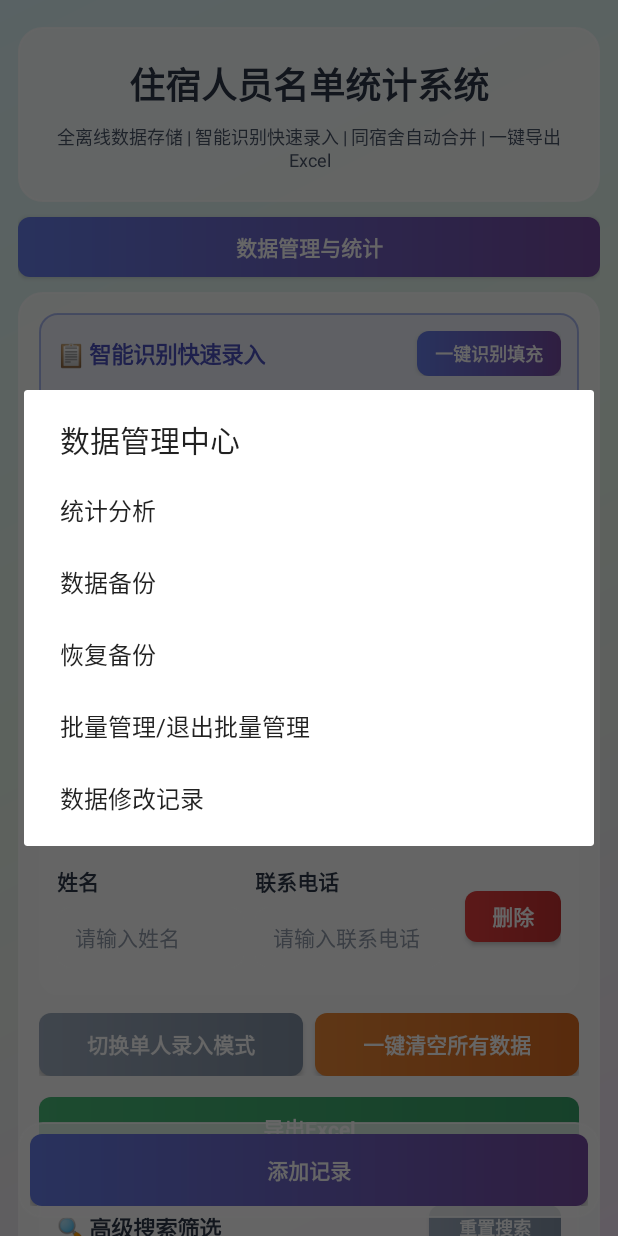
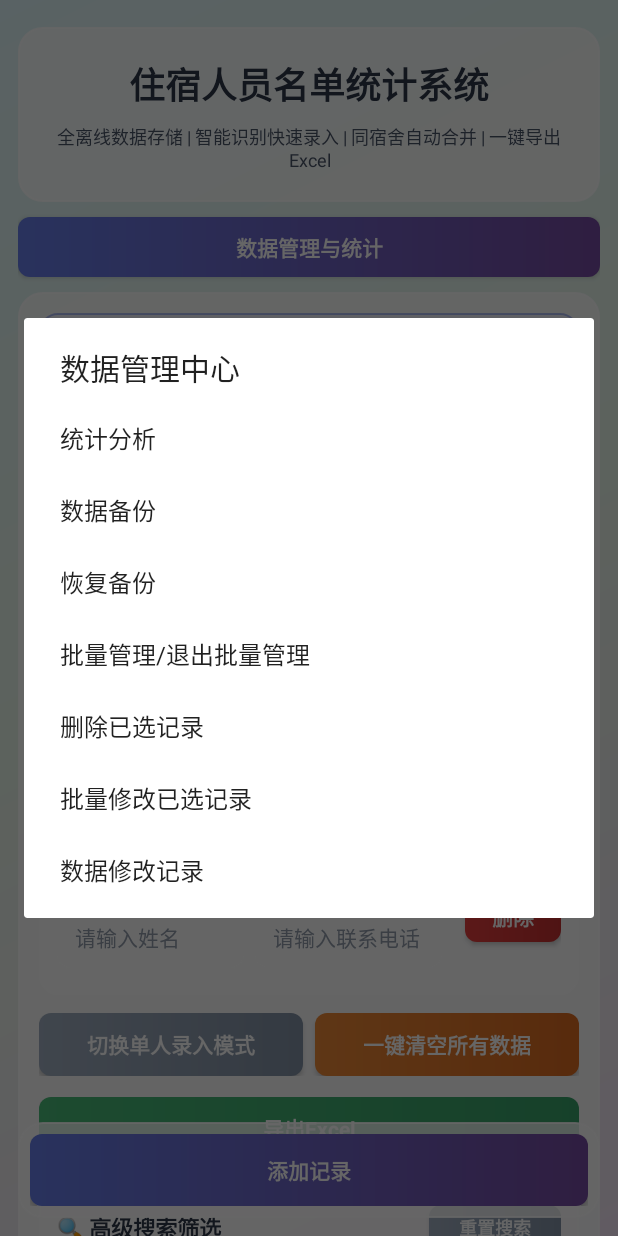
Before and after one commit to lei56602-glitch/stay-personnel-android, an Android app: the screen it shows after launch (MainActivity), after a tap on "数据管理与统计", on a phone screen of 412 x 824 dp. Run offline under Robolectric (Android 15) with nearby library versions, the phone set to English and light mode, and no system bars; 2 other taps on this screen came first.

Commit message:
Add bulk actions to management menu

```diff
--- a/app/src/main/java/com/leixiao/staypersonnel/MainActivity.java
+++ b/app/src/main/java/com/leixiao/staypersonnel/MainActivity.java
@@ -435,9 +435,9 @@ public class MainActivity extends Activity {
     private void toast(String s){Toast.makeText(this,s,Toast.LENGTH_SHORT).show();}
 
     private void showManagementMenu(){
-        String[] items={"统计分析","数据备份","恢复备份","批量管理/退出批量管理","数据修改记录"};
+        String[] items={"统计分析","数据备份","恢复备份","批量管理/退出批量管理","删除已选记录","批量修改已选记录","数据修改记录"};
         new AlertDialog.Builder(this).setTitle("数据管理中心").setItems(items,(d,which)->{
-            if(which==0)showStatistics();else if(which==1)createBackup();else if(which==2)chooseBackup();else if(which==3){bulkMode=!bulkMode;if(!bulkMode)selectedIds.clear();renderTable();toast(bulkMode?"已进入批量管理，请勾选记录":"已退出批量管理");}else showAuditLog();
+            if(which==0)showStatistics();else if(which==1)createBackup();else if(which==2)chooseBackup();else if(which==3){bulkMode=!bulkMode;if(!bulkMode)selectedIds.clear();renderTable();toast(bulkMode?"已进入批量管理，请勾选记录":"已退出批量管理");}else if(which==4)deleteSelected();else if(which==5)editSelected();else showAuditLog();
         }).show();
     }
     private void showStatistics(){
```
